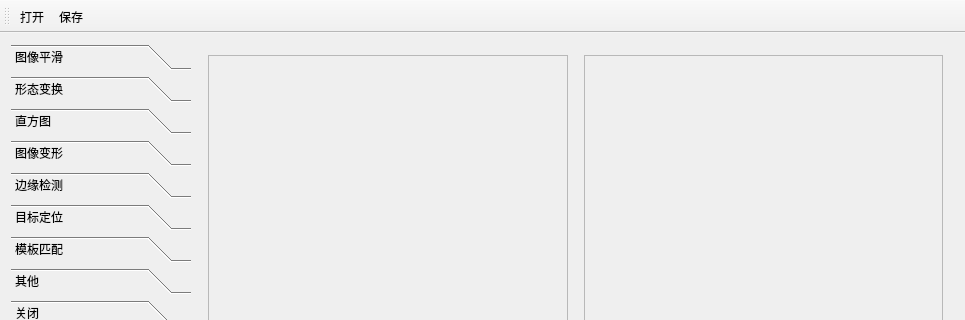
Qt form hi_opencv2.0/hi_opencv20.ui (yangyang222244/hi_opencv2.0) before a commit; both pictures show x 0 to 965 and y 0 to 320 of the 965 by 708 pixel window.
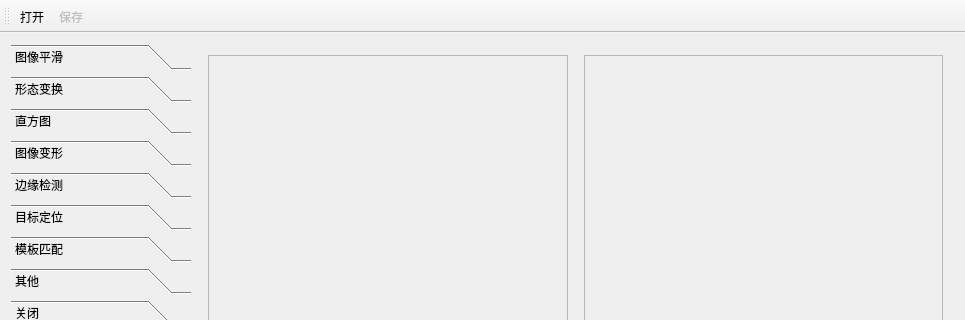
The same form after that commit. The open tabs and pages were chosen to show the change.

Diff of the .ui file:
```diff
--- a/hi_opencv2.0/hi_opencv20.ui
+++ b/hi_opencv2.0/hi_opencv20.ui
@@ -867,6 +867,9 @@
    </property>
   </action>
   <action name="actionsave">
+   <property name="enabled">
+    <bool>false</bool>
+   </property>
    <property name="text">
     <string>保存</string>
    </property>
```
Left out of the diff: 28 changed lines with no effect on the pictures.
